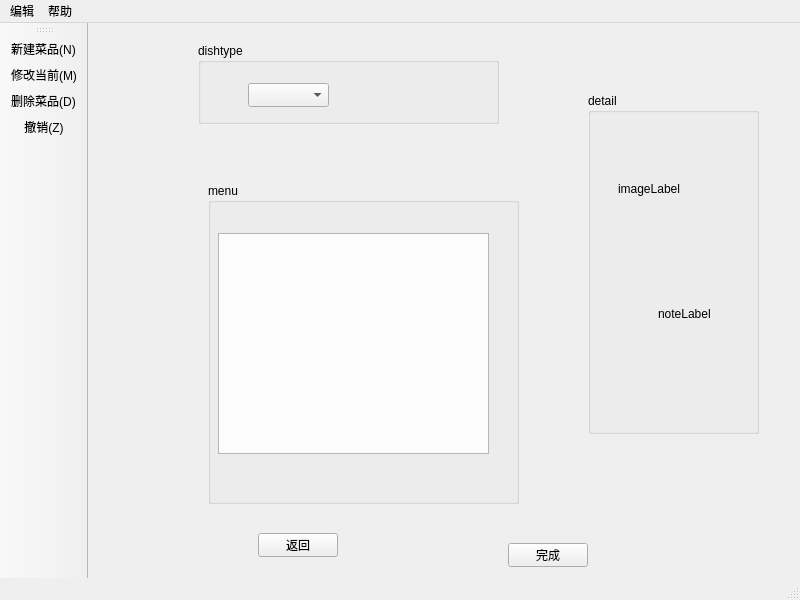
Qt form Restaurant/menumanage.ui (PG98/2017SepQt) before a commit.
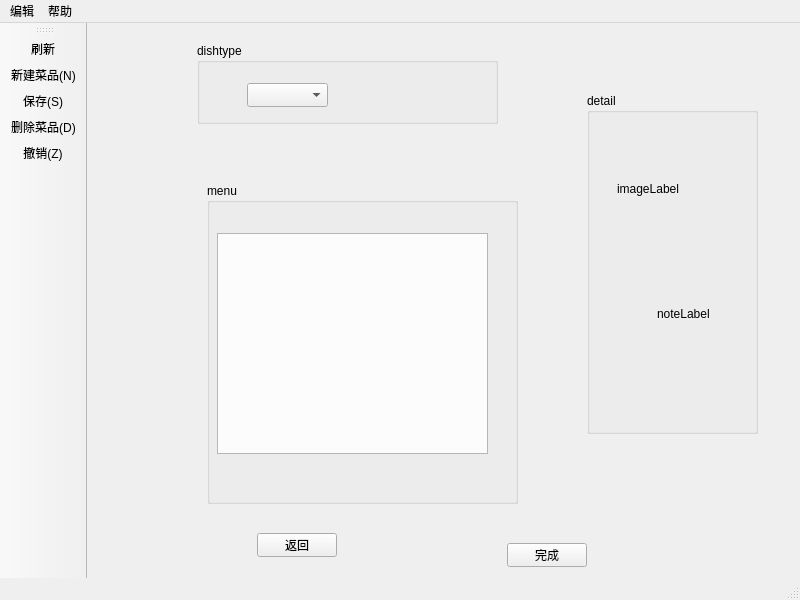
The same form after that commit. Icons and pictures are not drawn.

```diff
--- a/Restaurant/menumanage.ui
+++ b/Restaurant/menumanage.ui
@@ -171,8 +171,9 @@
    <attribute name="toolBarBreak">
     <bool>false</bool>
    </attribute>
+   <addaction name="action_refresh"/>
    <addaction name="action_N"/>
-   <addaction name="action_M"/>
+   <addaction name="action_S"/>
    <addaction name="action_D"/>
    <addaction name="action_Z"/>
   </widget>
@@ -197,15 +198,6 @@
     <string>Ctrl+D</string>
    </property>
   </action>
-  <action name="action_M">
-   <property name="icon">
-    <iconset resource="images.qrc">
-     <normaloff>:/buttons/edit.png</normaloff>:/buttons/edit.png</iconset>
-   </property>
-   <property name="text">
-    <string>修改当前(&amp;M)</string>
-   </property>
-  </action>
   <action name="action_Z">
    <property name="icon">
     <iconset resource="images.qrc">
@@ -225,6 +217,27 @@
     <string>使用说明</string>
    </property>
   </action>
+  <action name="action_refresh">
+   <property name="icon">
+    <iconset resource="images.qrc">
+     <normaloff>:/buttons/refresh-1.png</normaloff>:/buttons/refresh-1.png</iconset>
+   </property>
+   <property name="text">
+    <string>刷新</string>
+   </property>
+  </action>
+  <action name="action_S">
+   <property name="icon">
+    <iconset resource="images.qrc">
+     <normaloff>:/buttons/save.png</normaloff>:/buttons/save.png</iconset>
+   </property>
+   <property name="text">
+    <string>保存(&amp;S)</string>
+   </property>
+   <property name="shortcut">
+    <string>Ctrl+S</string>
+   </property>
+  </action>
  </widget>
  <resources>
   <include location="images.qrc"/>
```
Left out of the diff: 6 changed lines with no effect on the pictures.
